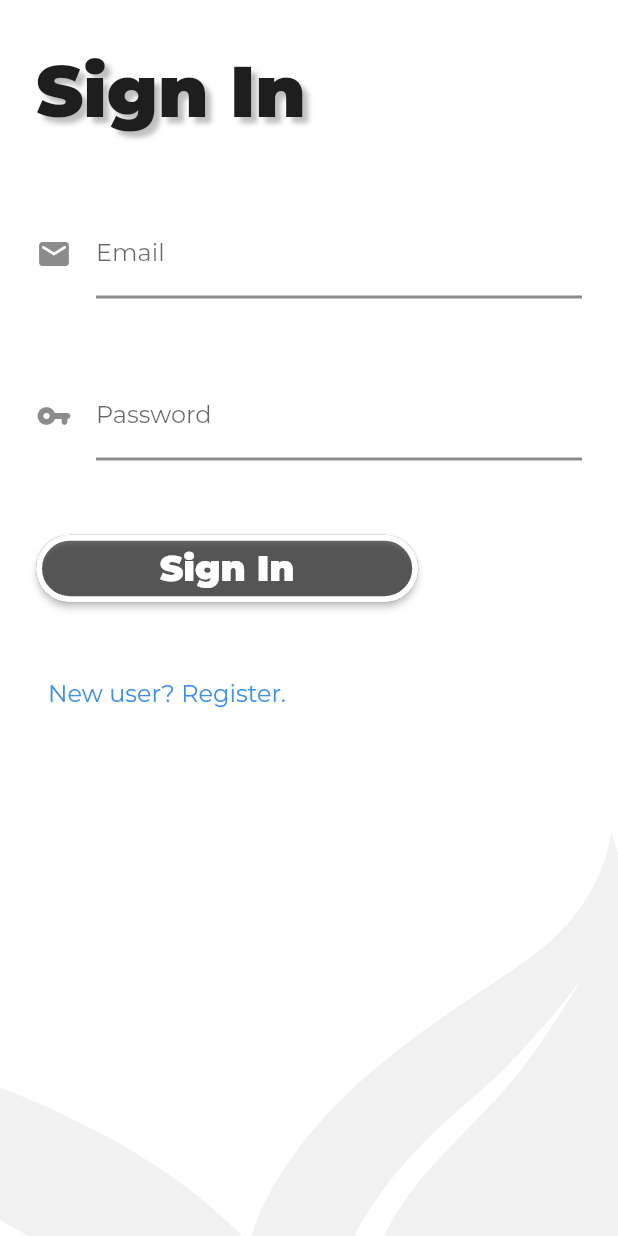
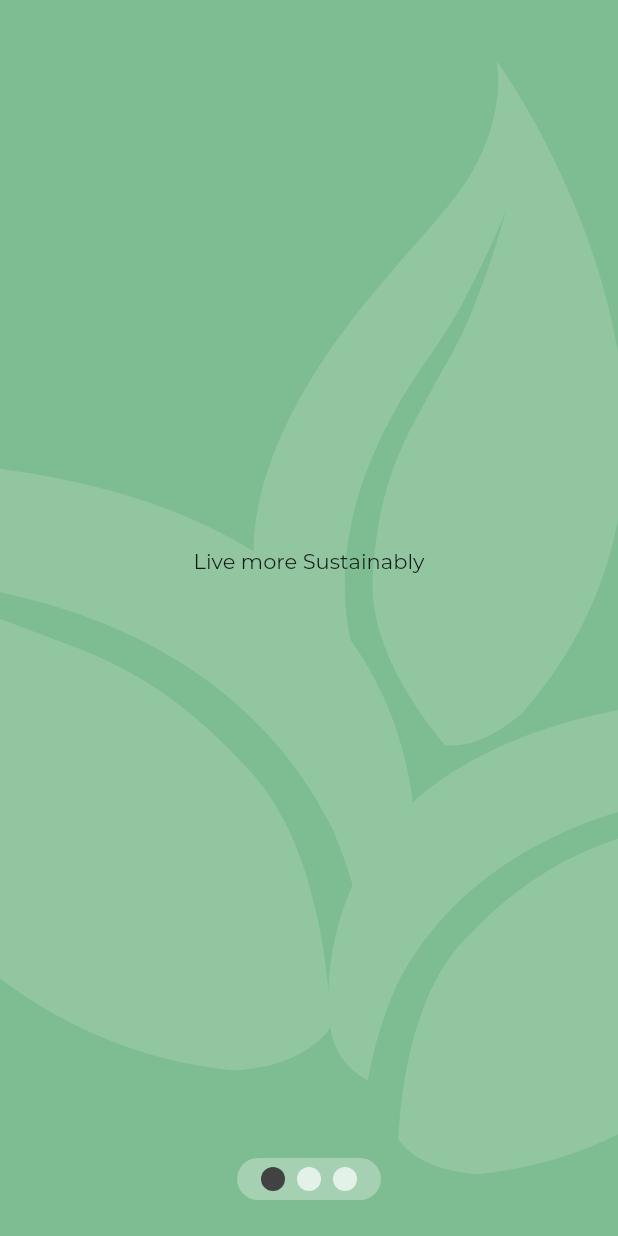
Before and after one commit to matthewyingtao/environ, a Flutter app: the screen it shows after launch, on a phone screen of 412 x 824 dp. Run offline on Flutter 3.47's test engine with Material 2 defaults, Android fonts, the phone set to English and light mode, and no system bars; drawn by our look-alikes of smooth_page_indicator; our stand-ins replace cloud_firestore, firebase_auth, firebase_core, flutter_spinkit, flutter_svg, shared_preferences; accounts and stored records are empty.

Commit message:
added onboarding

```diff
--- a/lib/screens/authenticate/authenticate.dart
+++ b/lib/screens/authenticate/authenticate.dart
@@ -1,6 +1,5 @@
 import 'package:brewcrew/screens/authenticate/sign_in.dart';
 import 'package:brewcrew/screens/authenticate/register.dart';
-import 'package:brewcrew/shared/constants.dart';
 import 'package:flutter/material.dart';
 import 'package:flutter_svg/flutter_svg.dart';
 import 'dart:math';
@@ -43,13 +42,14 @@ class _AuthenticateState extends State<Authenticate> {
             curve: Curves.easeInOut,
             builder: (BuildContext context, double size, Widget widget) {
               return Transform.scale(
+                origin: Offset(0, 300),
                 alignment: Alignment.topLeft,
                 scale: size,
-                child: Opacity(
-                  opacity: 0.05,
-                  child: Transform(
-                    transform: Matrix4.rotationZ(pi / 12.0),
-                    child: SvgPicture.asset("assets/leavesbg.svg"),
+                child: Transform(
+                  transform: Matrix4.rotationZ(pi / 12.0),
+                  child: SvgPicture.asset(
+                    "assets/leavesbg.svg",
+                    color: Color.fromRGBO(0, 0, 0, 0.05),
                   ),
                 ),
               );
--- a/lib/screens/authenticate/sign_in.dart
+++ b/lib/screens/authenticate/sign_in.dart
@@ -1,9 +1,8 @@
-import 'package:brewcrew/components/wide_stadium_button.dart';
+import 'package:brewcrew/shared/components/wide_stadium_button.dart';
 import 'package:brewcrew/services/auth.dart';
 import 'package:brewcrew/shared/constants.dart';
 import 'package:brewcrew/shared/loading.dart';
 import 'package:flutter/material.dart';
-
 
 class SignIn extends StatefulWidget {
   final Function toggleView;
@@ -103,7 +102,7 @@ class _SignInState extends State<SignIn> {
                       TextButton(
                         child: Text(
                           "New user? Register.",
-                          style: textButtonStyle,
+                          style: linkButtonStyle,
                         ),
                         onPressed: () {
                           widget.toggleView();
--- /dev/null
+++ b/lib/screens/onboarding/onboarding.dart
@@ -0,0 +1,120 @@
+import 'package:brewcrew/screens/onboarding/sustainably.dart';
+import 'package:brewcrew/shared/constants.dart';
+import 'package:flutter/material.dart';
+import 'package:flutter_svg/flutter_svg.dart';
+import 'package:smooth_page_indicator/smooth_page_indicator.dart';
+import 'dart:math';
+
+class Onboarding extends StatefulWidget {
+  @override
+  _OnboardingState createState() => _OnboardingState();
+}
+
+class _OnboardingState extends State<Onboarding> {
+  double leafSize = 4;
+  final PageController controller = PageController(initialPage: 0);
+  Color _bgColor = themeGreen;
+
+  @override
+  Widget build(BuildContext context) {
+    return Scaffold(
+      resizeToAvoidBottomInset: false,
+      backgroundColor: _bgColor,
+      body: Stack(
+        children: [
+          AnimatedContainer(
+            constraints: BoxConstraints.expand(),
+            duration: Duration(milliseconds: 500),
+            color: _bgColor,
+            child: TweenAnimationBuilder<double>(
+              tween: Tween<double>(begin: 0, end: leafSize),
+              duration: const Duration(milliseconds: 500),
+              curve: Curves.easeInOut,
+              builder: (BuildContext context, double size, Widget widget) {
+                return Transform.scale(
+                  alignment: Alignment.center,
+                  scale: 2,
+                  child: SvgPicture.asset(
+                    "assets/leavesbg.svg",
+                    color: Color.fromRGBO(255, 255, 255, 0.15),
+                  ),
+                );
+              },
+            ),
+          ),
+          AnimatedSwitcher(
+            duration: const Duration(milliseconds: 200),
+            child: Column(
+              children: [
+                Expanded(
+                  child: PageView(
+                    scrollDirection: Axis.horizontal,
+                    controller: controller,
+                    onPageChanged: (index) {
+                      setState(() {
+                        switch (index) {
+                          case 0:
+                            {
+                              _bgColor = themeGreen;
+                            }
+                            break;
+
+                          case 1:
+                            {
+                              _bgColor = themeBlue;
+                            }
+                            break;
+
+                          case 2:
+                            {
+                              _bgColor = themeRed;
+                            }
+                            break;
+                        }
+                      });
+                    },
+                    children: <Widget>[
+                      // Sustainably(),
+                      Center(
+                        child: Sustainably(),
+                      ),
+                      Center(
+                        child: Text('Second Page'),
+                      ),
+                      Center(
+                        child: Text('Third Page'),
+                      )
+                    ],
+                  ),
+                ),
+                Container(
+                  padding: EdgeInsets.symmetric(
+                    horizontal: 8.0,
+                    vertical: 24.0,
+                  ),
+                  child: Container(
+                    decoration: BoxDecoration(
+                      borderRadius: BorderRadius.circular(50),
+                      color: Colors.white30,
+                    ),
+                    padding: EdgeInsets.symmetric(
+                      vertical: 6.0,
+                      horizontal: 16.0,
+                    ),
+                    child: SmoothPageIndicator(
+                        controller: controller,
+                        count: 3,
+                        effect: WormEffect(
+                            dotColor: Colors.white70,
+                            activeDotColor: Colors.grey[800]),
+                        onDotClicked: (index) {}),
+                  ),
+                )
+              ],
+            ),
+          ),
+        ],
+      ),
+    );
+  }
+}
--- /dev/null
+++ b/lib/screens/onboarding/sustainably.dart
@@ -0,0 +1,10 @@
+import 'package:flutter/material.dart';
+
+class Sustainably extends StatelessWidget {
+  @override
+  Widget build(BuildContext context) {
+    return Container(
+      child: Text("Live more Sustainably"),
+    );
+  }
+}
--- a/lib/screens/wrapper.dart
+++ b/lib/screens/wrapper.dart
@@ -1,17 +1,52 @@
 import 'package:brewcrew/screens/authenticate/authenticate.dart';
 import 'package:brewcrew/screens/home/home.dart';
+import 'package:brewcrew/screens/onboarding/onboarding.dart';
+import 'package:brewcrew/shared/loading.dart';
 import 'package:flutter/material.dart';
 import 'package:provider/provider.dart';
 import '../models/user_model.dart';
+import 'package:shared_preferences/shared_preferences.dart';
 
-class Wrapper extends StatelessWidget {
+class Wrapper extends StatefulWidget {
+  @override
+  _WrapperState createState() => _WrapperState();
+}
+
+class _WrapperState extends State<Wrapper> {
+  Future<bool> isFirstTime() async {
+    return true;
+    // await new Future.delayed(const Duration(milliseconds: 500));
+    // SharedPreferences prefs = await SharedPreferences.getInstance();
+    // await prefs.clear();
+    // var isFirstTime = prefs.getBool('first_time');
+    // if (isFirstTime == null || true) {
+    //   prefs.setBool('first_time', false);
+    //   return true;
+    // } else {
+    //   return false;
+    // }
+  }
+
   @override
   Widget build(BuildContext context) {
     final user = Provider.of<UserModel>(context);
-    if (user == null) {
-      return Authenticate();
-    } else {
-      return Home();
-    }
+
+    return FutureBuilder<bool>(
+      future: isFirstTime(),
+      builder: (BuildContext context, isFirstTimeSnapshot) {
+        if (isFirstTimeSnapshot.hasData && !isFirstTimeSnapshot.hasError) {
+          if (isFirstTimeSnapshot.data) {
+            return Onboarding();
+          } else {
+            if (user == null) {
+              return Authenticate();
+            } else
+              return Home();
+          }
+        } else {
+          return Loading();
+        }
+      },
+    );
   }
 }
--- a/lib/shared/constants.dart
+++ b/lib/shared/constants.dart
@@ -1,18 +1,6 @@
 import 'package:flutter/material.dart';
 
-const Map<int, Color> themeGreen = {
-  50: Color.fromRGBO(102, 191, 141, 0.05),
-  100: Color.fromRGBO(102, 191, 141, 0.1),
-  200: Color.fromRGBO(102, 191, 141, 0.2),
-  300: Color.fromRGBO(102, 191, 141, 0.3),
-  400: Color.fromRGBO(102, 191, 141, 0.4),
-  500: Color.fromRGBO(102, 191, 141, 0.5),
-  600: Color.fromRGBO(102, 191, 141, 0.6),
-  700: Color.fromRGBO(102, 191, 141, 0.7),
-  800: Color.fromRGBO(102, 191, 141, 0.8),
-  900: Color.fromRGBO(102, 191, 141, 0.9),
-  1000: Color(0xff7ebc91),
-};
+const themeGreen = Color(0xff7EBC91);
 const themeDarkGreen = Color(0xff5A956D);
 const themeBlue = Color(0xff3f90ea);
 const themeRed = Color(0xffe46855);
@@ -31,9 +19,10 @@ const textInputDecoration = InputDecoration(
       borderSide: BorderSide(color: themeBlue, width: 2.0)),
 );
 
-const textButtonStyle = TextStyle(
-  color: themeBlue,
+const linkButtonStyle = const TextStyle(
+  color: themeDarkGreen,
   fontSize: 16,
+  decoration: TextDecoration.underline,
 );
 
 double getElevation(Set<MaterialState> states) {
@@ -69,9 +58,9 @@ ButtonStyle roundedButtonWhite = ButtonStyle(
 );
 
 ThemeData appTheme = ThemeData(
-    primaryColor: themeGreen[1000],
+    primaryColor: themeGreen,
     accentColor: Colors.green,
-    backgroundColor: themeGreen[100],
+    backgroundColor: themeGreen,
     fontFamily: "Montserrat",
     textTheme: TextTheme(
       headline1: TextStyle(
```
Also changed, not shown: lib/screens/authenticate/register.dart (+2 -5 lines), lib/shared/loading.dart (+5 -4 lines), pubspec.yaml (+10 -8 lines), lib/screens/onboarding/knowledge.dart (added), lib/screens/onboarding/progress.dart (added), lib/shared/components/wide_stadium_button.dart (renamed from lib/components/wide_stadium_button.dart), pubspec.lock.
